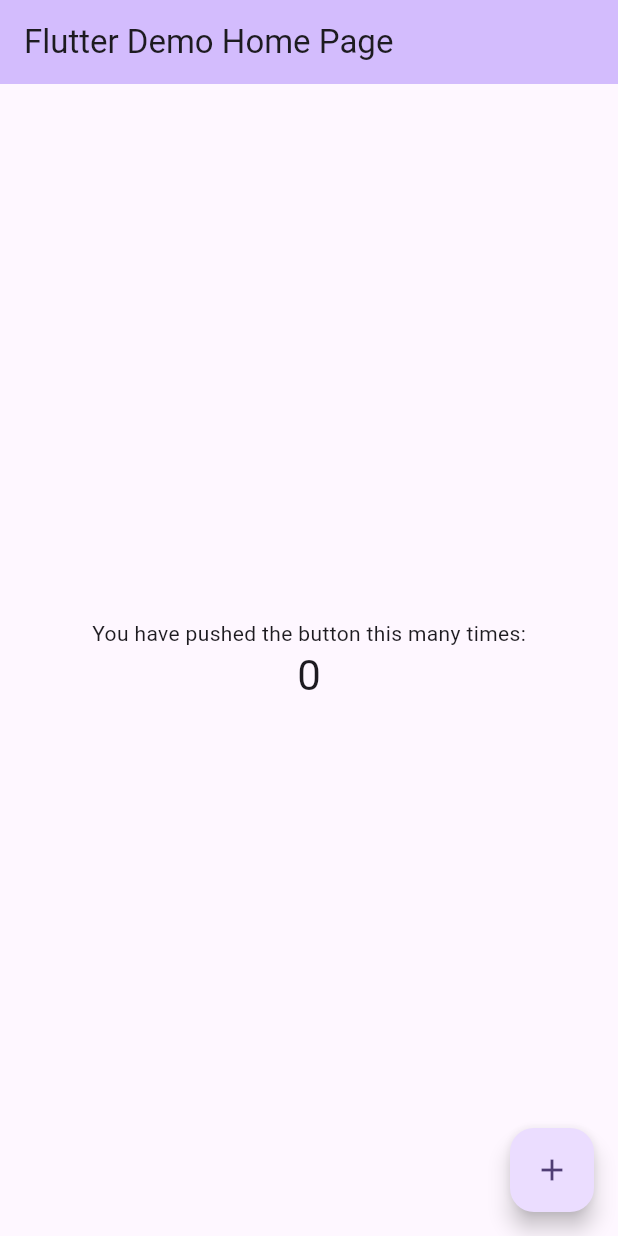
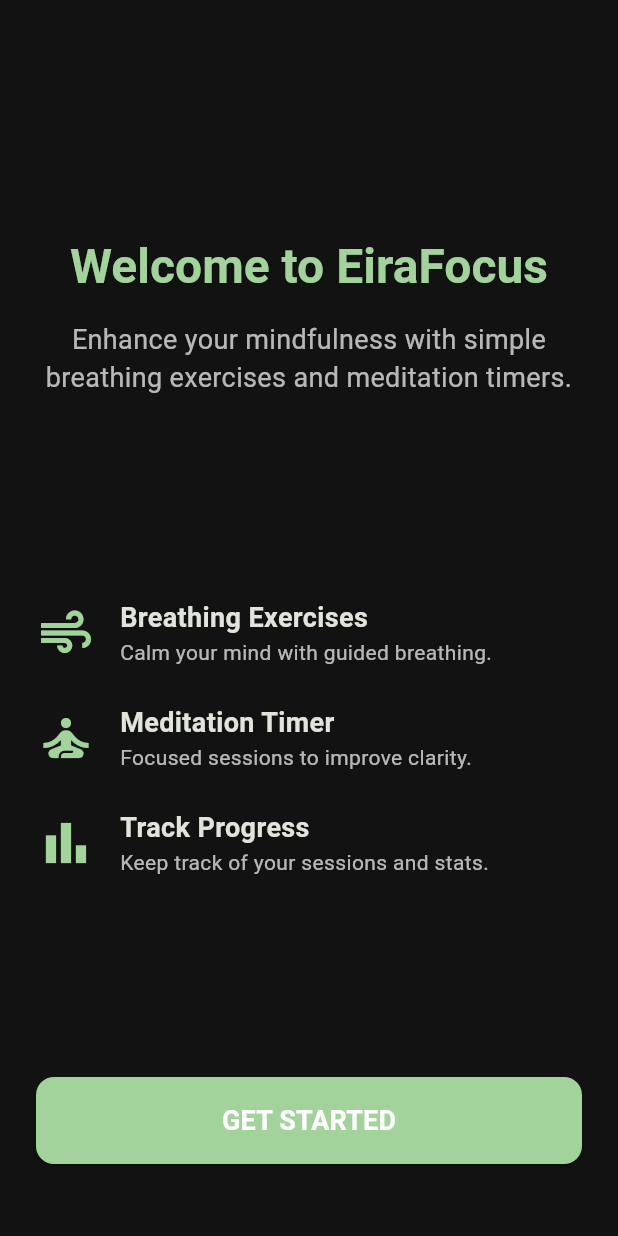
Before and after one commit to eirafocus/eirafocus, a Flutter app: the screen it shows after launch, on a phone screen of 412 x 824 dp. Run offline on Flutter 3.47's test engine with Material 3 defaults, Android fonts, the phone set to English and light mode, and no system bars; our stand-ins replace flutter_riverpod, font_awesome_flutter.

Commit message:
feat: splash screen and onboarding screen implementation

```diff
--- /dev/null
+++ b/lib/core/theme/theme.dart
@@ -0,0 +1,43 @@
+import 'package:flutter/material.dart';
+
+class EiraTheme {
+  static ThemeData get darkTheme {
+    return ThemeData(
+      useMaterial3: true,
+      colorScheme: ColorScheme.fromSeed(
+        seedColor: const Color(0xFF2E7D32), // A calming green
+        brightness: Brightness.dark,
+        surface: const Color(0xFF121212),
+      ),
+      scaffoldBackgroundColor: const Color(0xFF121212),
+      appBarTheme: const AppBarTheme(
+        backgroundColor: Color(0xFF121212),
+        elevation: 0,
+        centerTitle: true,
+      ),
+      cardTheme: CardTheme(
+        color: const Color(0xFF1E1E1E),
+        elevation: 2,
+        shape: RoundedRectangleBorder(
+          borderRadius: BorderRadius.circular(16),
+        ),
+      ),
+      textTheme: const TextTheme(
+        headlineLarge: TextStyle(
+          fontSize: 32,
+          fontWeight: FontWeight.bold,
+          color: Colors.white,
+        ),
+        headlineMedium: TextStyle(
+          fontSize: 24,
+          fontWeight: FontWeight.w600,
+          color: Colors.white,
+        ),
+        bodyLarge: TextStyle(
+          fontSize: 16,
+          color: Colors.white70,
+        ),
+      ),
+    );
+  }
+}
--- /dev/null
+++ b/lib/features/onboarding/presentation/onboarding_screen.dart
@@ -0,0 +1,105 @@
+import 'package:flutter/material.dart';
+import 'package:eirafocus/features/dashboard/presentation/dashboard_screen.dart';
+
+class OnboardingScreen extends StatelessWidget {
+  const OnboardingScreen({super.key});
+
+  @override
+  Widget build(BuildContext context) {
+    return Scaffold(
+      body: SafeArea(
+        child: Padding(
+          padding: const EdgeInsets.all(24.0),
+          child: Column(
+            mainAxisAlignment: MainAxisAlignment.center,
+            children: [
+              const Spacer(),
+              Text(
+                'Welcome to EiraFocus',
+                style: Theme.of(context).textTheme.headlineLarge?.copyWith(
+                      color: Theme.of(context).colorScheme.primary,
+                    ),
+                textAlign: TextAlign.center,
+              ),
+              const SizedBox(height: 16),
+              const Text(
+                'Enhance your mindfulness with simple breathing exercises and meditation timers.',
+                textAlign: TextAlign.center,
+                style: TextStyle(fontSize: 18, color: Colors.white70),
+              ),
+              const Spacer(),
+              _buildFeatureRow(
+                context,
+                Icons.air,
+                'Breathing Exercises',
+                'Calm your mind with guided breathing.',
+              ),
+              const SizedBox(height: 24),
+              _buildFeatureRow(
+                context,
+                Icons.self_improvement,
+                'Meditation Timer',
+                'Focused sessions to improve clarity.',
+              ),
+              const SizedBox(height: 24),
+              _buildFeatureRow(
+                context,
+                Icons.bar_chart,
+                'Track Progress',
+                'Keep track of your sessions and stats.',
+              ),
+              const Spacer(),
+              SizedBox(
+                width: double.infinity,
+                child: ElevatedButton(
+                  onPressed: () {
+                    Navigator.of(context).pushReplacement(
+                      MaterialPageRoute(builder: (context) => const DashboardScreen()),
+                    );
+                  },
+                  style: ElevatedButton.styleFrom(
+                    padding: const EdgeInsets.symmetric(vertical: 16),
+                    backgroundColor: Theme.of(context).colorScheme.primary,
+                    foregroundColor: Colors.white,
+                    shape: RoundedRectangleBorder(
+                      borderRadius: BorderRadius.circular(12),
+                    ),
+                  ),
+                  child: const Text(
+                    'GET STARTED',
+                    style: TextStyle(fontSize: 18, fontWeight: FontWeight.bold),
+                  ),
+                ),
+              ),
+              const SizedBox(height: 24),
+            ],
+          ),
+        ),
+      ),
+    );
+  }
+
+  Widget _buildFeatureRow(BuildContext context, IconData icon, String title, String description) {
+    return Row(
+      children: [
+        Icon(icon, size: 40, color: Theme.of(context).colorScheme.primary),
+        const SizedBox(width: 16),
+        Expanded(
+          child: Column(
+            crossAxisAlignment: CrossAxisAlignment.start,
+            children: [
+              Text(
+                title,
+                style: const TextStyle(fontSize: 18, fontWeight: FontWeight.bold),
+              ),
+              Text(
+                description,
+                style: const TextStyle(fontSize: 14, color: Colors.white70),
+              ),
+            ],
+          ),
+        ),
+      ],
+    );
+  }
+}
--- a/lib/main.dart
+++ b/lib/main.dart
@@ -1,122 +1,26 @@
 import 'package:flutter/material.dart';
+import 'package:flutter_riverpod/flutter_riverpod.dart';
+import 'package:eirafocus/core/theme/theme.dart';
+import 'package:eirafocus/features/onboarding/presentation/splash_screen.dart';
 
 void main() {
-  runApp(const MyApp());
+  runApp(
+    const ProviderScope(
+      child: EiraFocusApp(),
+    ),
+  );
 }
 
-class MyApp extends StatelessWidget {
-  const MyApp({super.key});
+class EiraFocusApp extends StatelessWidget {
+  const EiraFocusApp({super.key});
 
-  // This widget is the root of your application.
   @override
   Widget build(BuildContext context) {
     return MaterialApp(
-      title: 'Flutter Demo',
-      theme: ThemeData(
-        // This is the theme of your application.
-        //
-        // TRY THIS: Try running your application with "flutter run". You'll see
-        // the application has a purple toolbar. Then, without quitting the app,
-        // try changing the seedColor in the colorScheme below to Colors.green
-        // and then invoke "hot reload" (save your changes or press the "hot
-        // reload" button in a Flutter-supported IDE, or press "r" if you used
-        // the command line to start the app).
-        //
-        // Notice that the counter didn't reset back to zero; the application
-        // state is not lost during the reload. To reset the state, use hot
-        // restart instead.
-        //
-        // This works for code too, not just values: Most code changes can be
-        // tested with just a hot reload.
-        colorScheme: .fromSeed(seedColor: Colors.deepPurple),
-      ),
-      home: const MyHomePage(title: 'Flutter Demo Home Page'),
+      title: 'EiraFocus',
+      theme: EiraTheme.darkTheme,
+      debugShowCheckedModeBanner: false,
+      home: const SplashScreen(),
     );
   }
 }
-
-class MyHomePage extends StatefulWidget {
-  const MyHomePage({super.key, required this.title});
-
-  // This widget is the home page of your application. It is stateful, meaning
-  // that it has a State object (defined below) that contains fields that affect
-  // how it looks.
-
-  // This class is the configuration for the state. It holds the values (in this
-  // case the title) provided by the parent (in this case the App widget) and
-  // used by the build method of the State. Fields in a Widget subclass are
-  // always marked "final".
-
-  final String title;
-
-  @override
-  State<MyHomePage> createState() => _MyHomePageState();
-}
-
-class _MyHomePageState extends State<MyHomePage> {
-  int _counter = 0;
-
-  void _incrementCounter() {
-    setState(() {
-      // This call to setState tells the Flutter framework that something has
-      // changed in this State, which causes it to rerun the build method below
-      // so that the display can reflect the updated values. If we changed
-      // _counter without calling setState(), then the build method would not be
-      // called again, and so nothing would appear to happen.
-      _counter++;
-    });
-  }
-
-  @override
-  Widget build(BuildContext context) {
-    // This method is rerun every time setState is called, for instance as done
-    // by the _incrementCounter method above.
-    //
-    // The Flutter framework has been optimized to make rerunning build methods
-    // fast, so that you can just rebuild anything that needs updating rather
-    // than having to individually change instances of widgets.
-    return Scaffold(
-      appBar: AppBar(
-        // TRY THIS: Try changing the color here to a specific color (to
-        // Colors.amber, perhaps?) and trigger a hot reload to see the AppBar
-        // change color while the other colors stay the same.
-        backgroundColor: Theme.of(context).colorScheme.inversePrimary,
-        // Here we take the value from the MyHomePage object that was created by
-        // the App.build method, and use it to set our appbar title.
-        title: Text(widget.title),
-      ),
-      body: Center(
-        // Center is a layout widget. It takes a single child and positions it
-        // in the middle of the parent.
-        child: Column(
-          // Column is also a layout widget. It takes a list of children and
-          // arranges them vertically. By default, it sizes itself to fit its
-          // children horizontally, and tries to be as tall as its parent.
-          //
-          // Column has various properties to control how it sizes itself and
-          // how it positions its children. Here we use mainAxisAlignment to
-          // center the children vertically; the main axis here is the vertical
-          // axis because Columns are vertical (the cross axis would be
-          // horizontal).
-          //
-          // TRY THIS: Invoke "debug painting" (choose the "Toggle Debug Paint"
-          // action in the IDE, or press "p" in the console), to see the
-          // wireframe for each widget.
-          mainAxisAlignment: .center,
-          children: [
-            const Text('You have pushed the button this many times:'),
-            Text(
-              '$_counter',
-              style: Theme.of(context).textTheme.headlineMedium,
-            ),
-          ],
-        ),
-      ),
-      floatingActionButton: FloatingActionButton(
-        onPressed: _incrementCounter,
-        tooltip: 'Increment',
-        child: const Icon(Icons.add),
-      ),
-    );
-  }
-}
```
Also changed, not shown: lib/features/dashboard/presentation/dashboard_screen.dart (added, +107 -0 lines), lib/features/onboarding/presentation/splash_screen.dart (added, +74 -0 lines).
